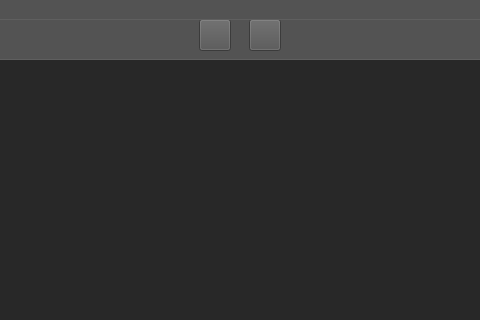
dthung1602/NetworkVisualization, file resource/gui/GUI.ui: the form before one commit; both pictures show x 271 to 751 and y 0 to 320 of the 1366 by 835 pixel window.
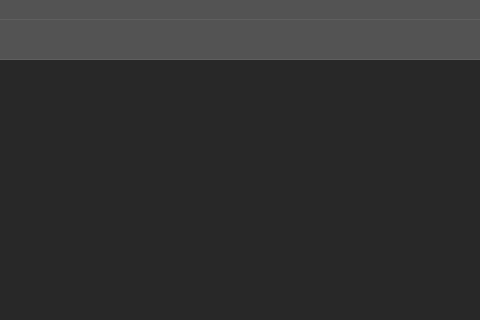
The form after the commit. Icons and pictures are not drawn.

Commit message: Add weight to filter & cluster algo

Diff of the .ui file:
```diff
--- a/resource/gui/GUI.ui
+++ b/resource/gui/GUI.ui
@@ -668,82 +668,6 @@
 }</string>
      </property>
     </widget>
-    <widget class="QToolButton" name="filterBtn">
-     <property name="geometry">
-      <rect>
-       <x>520</x>
-       <y>0</y>
-       <width>32</width>
-       <height>32</height>
-      </rect>
-     </property>
-     <property name="sizePolicy">
-      <sizepolicy hsizetype="Fixed" vsizetype="Fixed">
-       <horstretch>0</horstretch>
-       <verstretch>0</verstretch>
-      </sizepolicy>
-     </property>
-     <property name="toolTip">
-      <string>Change to edit mode</string>
-     </property>
-     <property name="styleSheet">
-      <string notr="true">#editBtn{
-background-color: transparent;
-border-image: url(&quot;resource/gui/tool/edit.png&quot;);
-background: none;
-border-radius: 3px;
-background-repeat: none;
-}
-#editBtn:hover{
-background-color: #454545;
-border-radius: 3px;
-border-image: url(&quot;resource/gui/tool/edit.png&quot;);
-}
-#editBtn:pressed{
-background-color: #383838;
-border-radius: 3px;
-border-image: url(&quot;resource/gui/tool/edit.png&quot;);
-}</string>
-     </property>
-    </widget>
-    <widget class="QToolButton" name="cancelFilterBtn">
-     <property name="geometry">
-      <rect>
-       <x>470</x>
-       <y>0</y>
-       <width>32</width>
-       <height>32</height>
-      </rect>
-     </property>
-     <property name="sizePolicy">
-      <sizepolicy hsizetype="Fixed" vsizetype="Fixed">
-       <horstretch>0</horstretch>
-       <verstretch>0</verstretch>
-      </sizepolicy>
-     </property>
-     <property name="toolTip">
-      <string>Change to edit mode</string>
-     </property>
-     <property name="styleSheet">
-      <string notr="true">#editBtn{
-background-color: transparent;
-border-image: url(&quot;resource/gui/tool/edit.png&quot;);
-background: none;
-border-radius: 3px;
-background-repeat: none;
-}
-#editBtn:hover{
-background-color: #454545;
-border-radius: 3px;
-border-image: url(&quot;resource/gui/tool/edit.png&quot;);
-}
-#editBtn:pressed{
-background-color: #383838;
-border-radius: 3px;
-border-image: url(&quot;resource/gui/tool/edit.png&quot;);
-}</string>
-     </property>
-    </widget>
    </widget>
    <widget class="Line" name="line_3">
     <property name="geometry">
```
Left out of the diff: 2 changed lines with no effect on the pictures. The commit also changes 268 other files.
